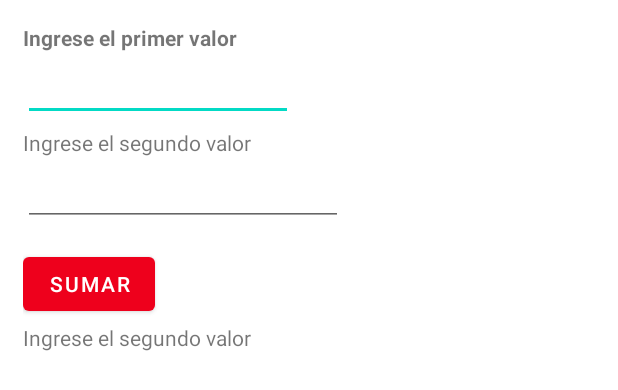
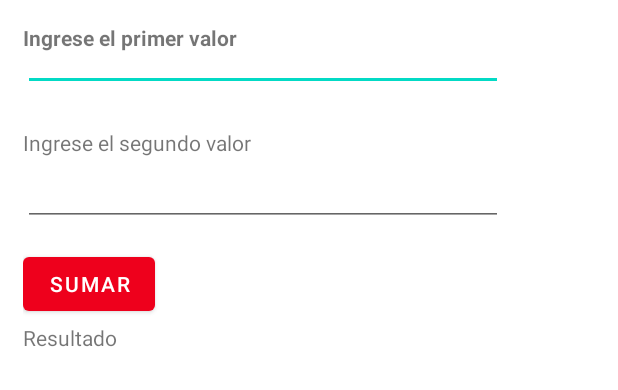
Before and after one commit to manchovi/appBasic, an Android app: the layout activity_boton.xml on its own in the app's theme, with its tools: preview values and no code run, on a phone screen of 412 x 824 dp. Shown: the top 390 px of the screen. Run offline under Robolectric (Android 15) with nearby library versions, the phone set to English and light mode, and no system bars.

Commit message:
Primer cambio

```diff
--- a/app/src/main/java/com/itca/lab2_daute/Boton.java
+++ b/app/src/main/java/com/itca/lab2_daute/Boton.java
@@ -10,6 +10,7 @@ import android.widget.EditText;
 import android.widget.TextView;
 
 public class Boton extends AppCompatActivity {
+
     private EditText et1, et2;
     private TextView tv1;
 
@@ -21,7 +22,6 @@ public class Boton extends AppCompatActivity {
         et1 = findViewById(R.id.et1);
         et2 = findViewById(R.id.et2);
         tv1 = findViewById(R.id.tv3);
-
     }
 
     public void sumar(View view) {
@@ -30,8 +30,8 @@ public class Boton extends AppCompatActivity {
         int nro1 = Integer.parseInt(valor1);
         int nro2 = Integer.parseInt(valor2);
         int suma = nro1 + nro2;
-        String x = String.valueOf(suma);
-        tv1.setText(x);
+        String resu = String.valueOf(suma);
+        tv1.setText(resu);
     }
 
 
--- a/app/src/main/res/layout/activity_boton.xml
+++ b/app/src/main/res/layout/activity_boton.xml
@@ -19,10 +19,7 @@
         android:id="@+id/et1"
         android:layout_width="wrap_content"
         android:layout_height="wrap_content"
-        android:layout_alignParentEnd="true"
-        android:layout_marginTop="20dp"
-        android:layout_marginEnd="201dp"
-        android:ems="10"
+        android:ems="15"
         android:inputType="number"
         android:text="" />
 
@@ -38,7 +35,7 @@
         android:id="@+id/et2"
         android:layout_width="wrap_content"
         android:layout_height="wrap_content"
-        android:ems="10"
+        android:ems="15"
         android:inputType="number"
         android:layout_marginTop="90dp"
         />
@@ -56,7 +53,8 @@
         android:id="@+id/tv3"
         android:layout_width="wrap_content"
         android:layout_height="wrap_content"
-        android:text="Ingrese el segundo valor"
+        android:text="Resultado
+"
         android:layout_marginTop="200dp"
         />
 
```
Also changed, not shown: app/src/main/AndroidManifest.xml (+8 -6 lines).
